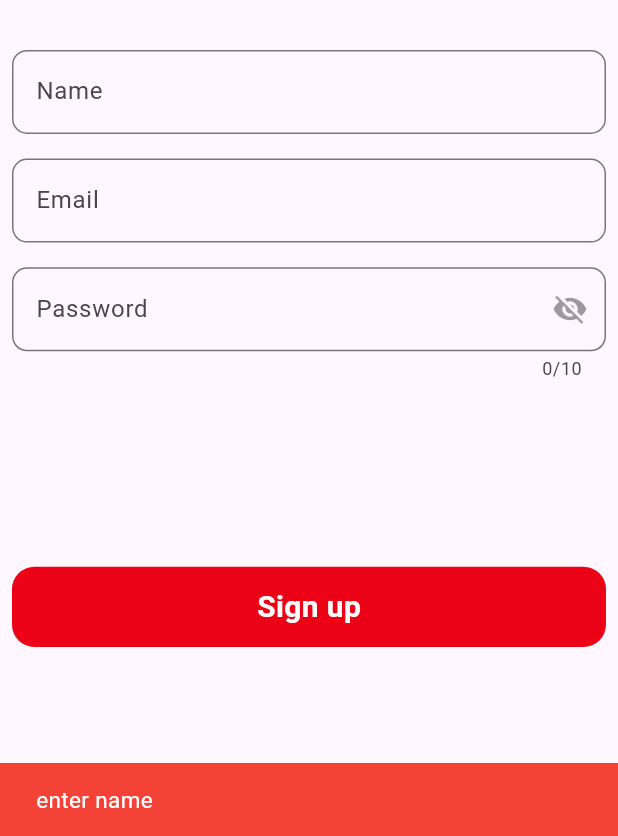
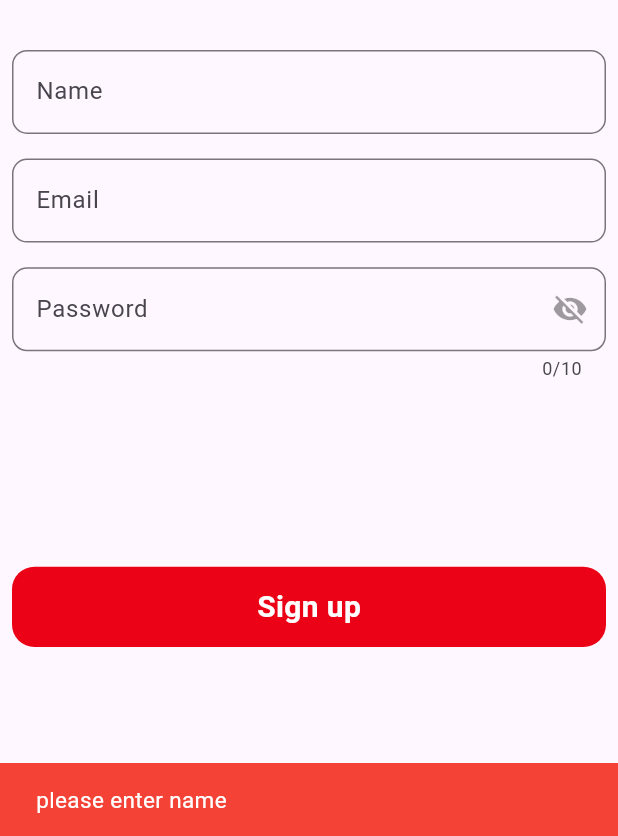
Before and after one commit to janeesp/blood_point, a Flutter app: the SignPage screen opened directly, after a tap on "Sign up", on a phone screen of 412 x 824 dp, the part 400-1236 px from its top. Run offline on Flutter 3.47's test engine with Material 3 defaults, Android fonts, the phone set to English and light mode, and no system bars; our stand-ins replace animated_custom_dropdown, cloud_firestore, firebase_auth, firebase_core, flutter_riverpod, fpdart and 3 more; missing offline and left inert: arabic_font; accounts and stored records are empty; statements that could not run were skipped.

Commit message:
email exist

```diff
--- a/lib/features/auth/screen/sign_page.dart
+++ b/lib/features/auth/screen/sign_page.dart
@@ -140,14 +140,20 @@ class _SignPageState extends ConsumerState<SignPage> {
                   final emailexist = await ref
                       .watch(AuthRepositoryProvider)
                       .emailexist(email: email_controler.text.trim());
-                  if (emailexist) {
-                    ScaffoldMessenger.of(context).showSnackBar(
-                        SnackBar(content: Text('email alredy exist')));
+                   if (Name.text.trim() == '' ){
+                    showErorMessage(context, 'please enter name');
                   }
-
-                  if (Name.text.trim().isNotEmpty &&
-                      email_controler.text.trim() != "" &&
-                      password_controler.text.trim() != "") {
+                  else if (email_controler.text.trim() == '' ){
+                    showErorMessage(context, 'please enter email');
+                  }
+                  else if (password_controler.text.trim() == '' ){
+                    showErorMessage(context, 'please enter password');
+                  }
+                  else if (emailexist) {
+                       ScaffoldMessenger.of(context).showSnackBar(
+                           SnackBar(content: Text('email alredy exist')));
+                     }
+                  else {
                     ScaffoldMessenger.of(context).showSnackBar(
                         const SnackBar(content: Text("Submited Successfully")));
                     Navigator.push(
@@ -156,12 +162,6 @@ class _SignPageState extends ConsumerState<SignPage> {
                           builder: (context) => const Home(),
                         ));
                     SignData();
-                  } else {
-                    Name.text == ''
-                        ? showErorMessage(context, 'enter name')
-                        : email_controler.text == ""
-                            ? showErorMessage(context, 'enter email')
-                            : showErorMessage(context, 'enter password');
                   }
                 },
                 child: Container(
--- a/pubspec.yaml
+++ b/pubspec.yaml
@@ -73,7 +73,7 @@ flutter:
   # To add assets to your application, add an assets section, like this:
   assets:
      - aseets/
-     - aseets/looti/
+   #  - aseets/looti/
   #   - images/a_dot_burr.jpeg
   #   - images/a_dot_ham.jpeg
 
```
Also changed, not shown: pubspec.lock, 1 other file.
